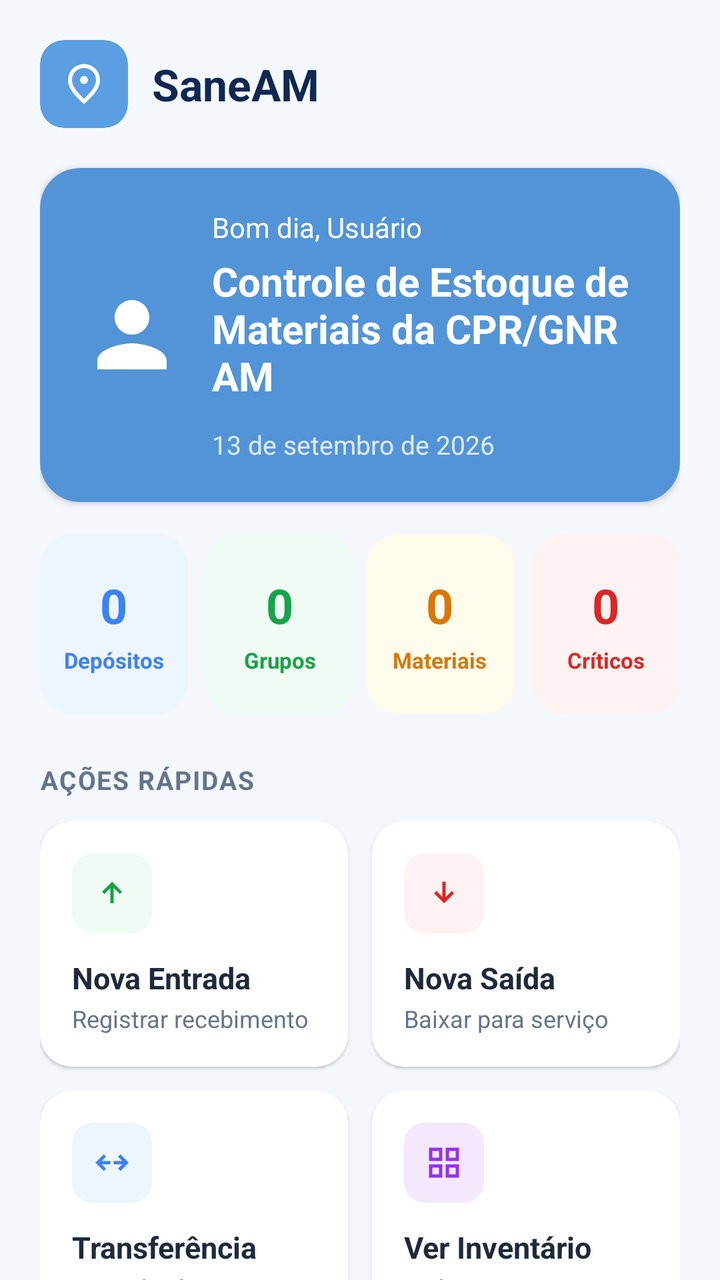
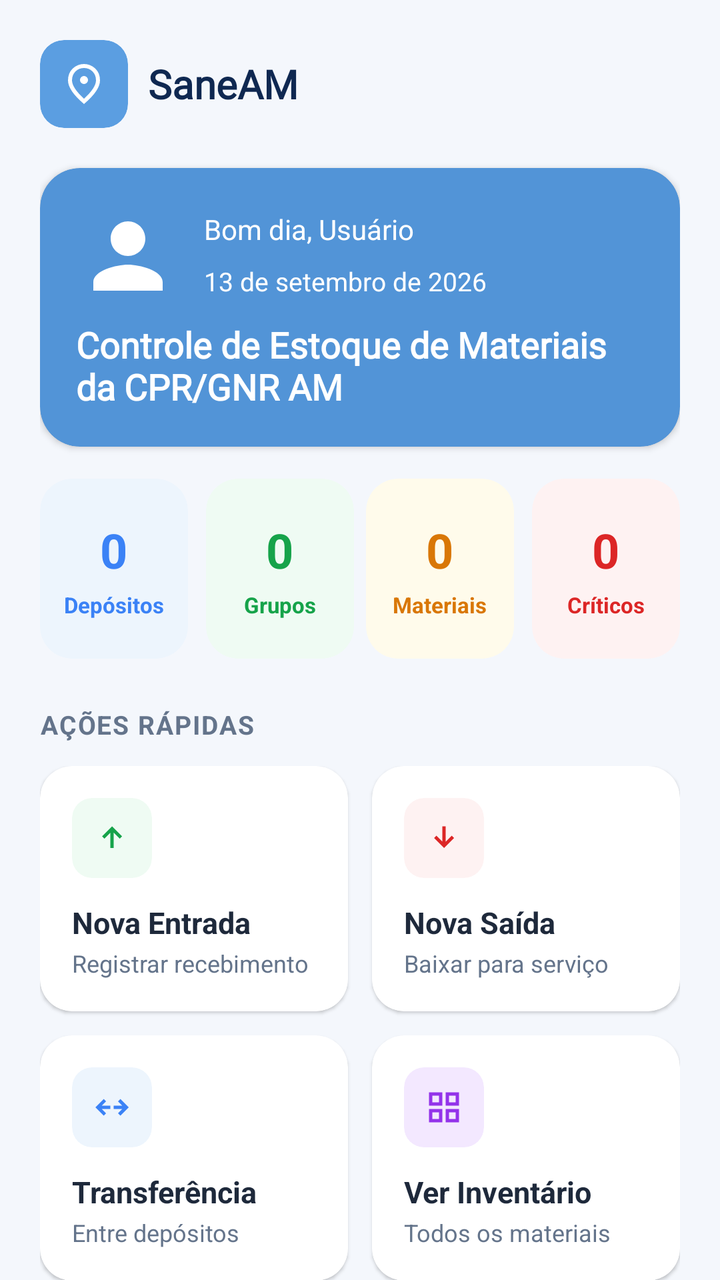

Two renders of the same Android screen: before a commit and after it. Below are the layout's source before the change and the commit's diff.
<!-- AndroidManifest.xml: application theme Theme.SaneAM -->
<!-- res/layout/fragment_dashboard.xml -->
<?xml version="1.0" encoding="utf-8"?>
<androidx.constraintlayout.widget.ConstraintLayout xmlns:android="http://schemas.android.com/apk/res/android"
    xmlns:app="http://schemas.android.com/apk/res-auto"
    android:layout_width="match_parent"
    android:layout_height="match_parent"
    android:background="@color/md_theme_light_background">

    
    <LinearLayout
        android:id="@+id/headerLayout"
        android:layout_width="0dp"
        android:layout_height="wrap_content"
        android:gravity="center_vertical"
        android:orientation="horizontal"
        android:paddingHorizontal="20dp"
        android:paddingTop="20dp"
        android:paddingBottom="12dp"
        app:layout_constraintEnd_toEndOf="parent"
        app:layout_constraintStart_toStartOf="parent"
        app:layout_constraintTop_toTopOf="parent">

        <androidx.cardview.widget.CardView
            android:layout_width="44dp"
            android:layout_height="44dp"
            app:cardBackgroundColor="@color/md_theme_light_primary"
            app:cardCornerRadius="12dp"
            app:cardElevation="0dp">

            <androidx.appcompat.widget.AppCompatImageView
                android:layout_width="24dp"
                android:layout_height="24dp"
                android:layout_gravity="center"
                app:srcCompat="@drawable/ic_location_pin"
                app:tint="@color/md_theme_light_onPrimary" />
        </androidx.cardview.widget.CardView>

        <TextView
            android:layout_width="wrap_content"
            android:layout_height="wrap_content"
            android:layout_marginStart="12dp"
            android:text="@string/app_name"
            android:textColor="@color/md_theme_light_onBackground"
            android:textSize="22sp"
            android:textStyle="bold" />
    </LinearLayout>

    
    <androidx.core.widget.NestedScrollView
        android:layout_width="0dp"
        android:layout_height="0dp"
        android:fillViewport="true"
        app:layout_constraintBottom_toBottomOf="parent"
        app:layout_constraintEnd_toEndOf="parent"
        app:layout_constraintStart_toStartOf="parent"
        app:layout_constraintTop_toBottomOf="@id/headerLayout">

        <LinearLayout
            android:layout_width="match_parent"
            android:layout_height="wrap_content"
            android:orientation="vertical"
            android:paddingHorizontal="20dp"
            android:paddingBottom="24dp">

            <include
                android:id="@+id/cardWelcome"
                layout="@layout/card_welcome" />

            
            <LinearLayout
                android:layout_width="match_parent"
                android:layout_height="wrap_content"
                android:layout_marginTop="16dp"
                android:orientation="horizontal"
                android:weightSum="4">

                
                
                <androidx.cardview.widget.CardView
                    android:id="@+id/cardDepositos"
                    android:layout_width="0dp"
                    android:layout_height="90dp"
                    android:layout_marginEnd="6dp"
                    android:layout_weight="1"
                    app:cardBackgroundColor="@color/badge_blue_bg"
                    app:cardCornerRadius="16dp"
                    app:cardElevation="0dp">

                    <LinearLayout
                        android:layout_width="match_parent"
                        android:layout_height="match_parent"
                        android:gravity="center"
                        android:orientation="vertical">

                        <TextView
                            android:id="@+id/text_depositos_value"
                            android:layout_width="wrap_content"
                            android:layout_height="wrap_content"
                            android:text="@string/zero"
                            android:textColor="@color/badge_blue_text"
                            android:textSize="24sp"
                            android:textStyle="bold" />

                        <TextView
                            android:layout_width="wrap_content"
                            android:layout_height="wrap_content"
                            android:layout_marginTop="4dp"
                            android:text="@string/depositos"
                            android:textColor="@color/badge_blue_text"
                            android:textSize="11sp"
                            android:textStyle="bold" />
                    </LinearLayout>
                </androidx.cardview.widget.CardView>

                
                <androidx.cardview.widget.CardView
                    android:id="@+id/cardGrupos"
                    android:layout_width="0dp"
                    android:layout_height="90dp"
                    android:layout_marginHorizontal="3dp"
                    android:layout_weight="1"
                    app:cardBackgroundColor="@color/badge_green_bg"
                    app:cardCornerRadius="16dp"
                    app:cardElevation="0dp">

                    <LinearLayout
                        android:layout_width="match_parent"
                        android:layout_height="match_parent"
                        android:gravity="center"
                        android:orientation="vertical">

                        <TextView
                            android:id="@+id/text_grupos_value"
                            android:layout_width="wrap_content"
                            android:layout_height="wrap_content"
                            android:text="@string/zero"
                            android:textColor="@color/badge_green_text"
                            android:textSize="24sp"
                            android:textStyle="bold" />

                        <TextView
                            android:layout_width="wrap_content"
                            android:layout_height="wrap_content"
                            android:layout_marginTop="4dp"
                            android:text="@string/grupos"
                            android:textColor="@color/badge_green_text"
                            android:textSize="11sp"
                            android:textStyle="bold" />
                    </LinearLayout>
                </androidx.cardview.widget.CardView>

                
                <androidx.cardview.widget.CardView
                    android:id="@+id/cardMateriais"
                    android:layout_width="0dp"
                    android:layout_height="90dp"
                    android:layout_marginHorizontal="3dp"
                    android:layout_weight="1"
                    app:cardBackgroundColor="@color/badge_amber_bg"
                    app:cardCornerRadius="16dp"
                    app:cardElevation="0dp">

                    <LinearLayout
                        android:layout_width="match_parent"
                        android:layout_height="match_parent"
                        android:gravity="center"
                        android:orientation="vertical">

                        <TextView
                            android:id="@+id/text_materiais_value"
                            android:layout_width="wrap_content"
                            android:layout_height="wrap_content"
                            android:text="@string/zero"
                            android:textColor="@color/badge_amber_text"
                            android:textSize="24sp"
                            android:textStyle="bold" />

                        <TextView
                            android:layout_width="wrap_content"
                            android:layout_height="wrap_content"
                            android:layout_marginTop="4dp"
                            android:text="@string/materiais"
                            android:textColor="@color/badge_amber_text"
                            android:textSize="11sp"
                            android:textStyle="bold" />
                    </LinearLayout>
                </androidx.cardview.widget.CardView>

                
                <androidx.cardview.widget.CardView
                    android:id="@+id/cardCriticos"
                    android:layout_width="0dp"
                    android:layout_height="90dp"
                    android:layout_marginStart="6dp"
                    android:layout_weight="1"
                    app:cardBackgroundColor="@color/badge_red_bg"
                    app:cardCornerRadius="16dp"
                    app:cardElevation="0dp">

                    <LinearLayout
                        android:layout_width="match_parent"
                        android:layout_height="match_parent"
                        android:gravity="center"
                        android:orientation="vertical">

                        <TextView
                            android:id="@+id/text_criticos_value"
                            android:layout_width="wrap_content"
                            android:layout_height="wrap_content"
                            android:text="@string/zero"
                            android:textColor="@color/badge_red_text"
                            android:textSize="24sp"
                            android:textStyle="bold" />

                        <TextView
                            android:layout_width="wrap_content"
                            android:layout_height="wrap_content"
                            android:layout_marginTop="4dp"
                            android:text="@string/criticos"
                            android:textColor="@color/badge_red_text"
                            android:textSize="11sp"
                            android:textStyle="bold" />
                    </LinearLayout>
                </androidx.cardview.widget.CardView>

            </LinearLayout>

            
            <TextView
                android:layout_width="wrap_content"
                android:layout_height="wrap_content"
                android:layout_marginTop="24dp"
                android:letterSpacing="0.05"
                android:text="@string/acoes_rapidas"
                android:textColor="@color/md_theme_light_outline"
                android:textSize="13sp"
                android:textStyle="bold" />

            <GridLayout
                android:layout_width="match_parent"
                android:layout_height="wrap_content"
                android:layout_marginTop="12dp"
                android:columnCount="2"
                android:rowCount="2">

                
                <androidx.cardview.widget.CardView
                    android:id="@+id/cardNovaEntrada"
                    android:layout_width="0dp"
                    android:layout_height="wrap_content"
                    android:layout_columnWeight="1"
                    android:layout_marginEnd="6dp"
                    android:layout_marginBottom="12dp"
                    app:cardBackgroundColor="@color/md_theme_light_surface"
                    app:cardCornerRadius="16dp"
                    app:cardElevation="1dp">

                    <LinearLayout
                        android:layout_width="match_parent"
                        android:layout_height="wrap_content"
                        android:orientation="vertical"
                        android:padding="16dp">

                        <androidx.cardview.widget.CardView
                            android:layout_width="40dp"
                            android:layout_height="40dp"
                            app:cardBackgroundColor="@color/badge_green_bg"
                            app:cardCornerRadius="10dp"
                            app:cardElevation="0dp">

                            <androidx.appcompat.widget.AppCompatImageView
                                android:layout_width="20dp"
                                android:layout_height="20dp"
                                android:layout_gravity="center"
                                app:srcCompat="@drawable/ic_arrow_up"
                                app:tint="@color/badge_green_text" />
                        </androidx.cardview.widget.CardView>

                        <TextView
                            android:layout_width="wrap_content"
                            android:layout_height="wrap_content"
                            android:layout_marginTop="12dp"
                            android:text="@string/nova_entrada"
                            android:textColor="@color/md_theme_light_onSurface"
                            android:textSize="15sp"
                            android:textStyle="bold" />

                        <TextView
                            android:layout_width="wrap_content"
                            android:layout_height="wrap_content"
                            android:layout_marginTop="2dp"
                            android:text="@string/registrar_recebimento"
                            android:textColor="@color/md_theme_light_outline"
                            android:textSize="12sp" />
                    </LinearLayout>
                </androidx.cardview.widget.CardView>

                
                <androidx.cardview.widget.CardView
                    android:id="@+id/cardNovaSaida"
                    android:layout_width="0dp"
                    android:layout_height="wrap_content"
                    android:layout_columnWeight="1"
                    android:layout_marginStart="6dp"
                    android:layout_marginBottom="12dp"
                    app:cardBackgroundColor="@color/md_theme_light_surface"
                    app:cardCornerRadius="16dp"
                    app:cardElevation="1dp">

                    <LinearLayout
                        android:layout_width="match_parent"
                        android:layout_height="wrap_content"
                        android:orientation="vertical"
                        android:padding="16dp">

                        <androidx.cardview.widget.CardView
                            android:layout_width="40dp"
                            android:layout_height="40dp"
                            app:cardBackgroundColor="@color/badge_red_bg"
                            app:cardCornerRadius="10dp"
                            app:cardElevation="0dp">

                            <androidx.appcompat.widget.AppCompatImageView
                                android:layout_width="20dp"
                                android:layout_height="20dp"
                                android:layout_gravity="center"
                                app:srcCompat="@drawable/ic_arrow_down"
                                app:tint="@color/badge_red_text" />
                        </androidx.cardview.widget.CardView>

                        <TextView
                            android:layout_width="wrap_content"
                            android:layout_height="wrap_content"
                            android:layout_marginTop="12dp"
                            android:text="@string/nova_saida"
                            android:textColor="@color/md_theme_light_onSurface"
                            android:textSize="15sp"
                            android:textStyle="bold" />

                        <TextView
                            android:layout_width="wrap_content"
                            android:layout_height="wrap_content"
                            android:layout_marginTop="2dp"
                            android:text="@string/baixar_servico"
                            android:textColor="@color/md_theme_light_outline"
                            android:textSize="12sp" />
                    </LinearLayout>
                </androidx.cardview.widget.CardView>

                
                <androidx.cardview.widget.CardView
                    android:id="@+id/cardTransferencia"
                    android:layout_width="0dp"
                    android:layout_height="wrap_content"
                    android:layout_columnWeight="1"
                    android:layout_marginEnd="6dp"
                    app:cardBackgroundColor="@color/md_theme_light_surface"
                    app:cardCornerRadius="16dp"
                    app:cardElevation="1dp">

                    <LinearLayout
                        android:layout_width="match_parent"
                        android:layout_height="wrap_content"
                        android:orientation="vertical"
                        android:padding="16dp">

                        <androidx.cardview.widget.CardView
                            android:layout_width="40dp"
                            android:layout_height="40dp"
                            app:cardBackgroundColor="@color/badge_blue_bg"
                            app:cardCornerRadius="10dp"
                            app:cardElevation="0dp">

                            <androidx.appcompat.widget.AppCompatImageView
                                android:layout_width="20dp"
                                android:layout_height="20dp"
                                android:layout_gravity="center"
                                app:srcCompat="@drawable/ic_swap_horizontal"
                                app:tint="@color/badge_blue_text" />
                        </androidx.cardview.widget.CardView>

                        <TextView
                            android:layout_width="wrap_content"
                            android:layout_height="wrap_content"
                            android:layout_marginTop="12dp"
                            android:text="@string/transferencia"
                            android:textColor="@color/md_theme_light_onSurface"
                            android:textSize="15sp"
                            android:textStyle="bold" />

                        <TextView
                            android:layout_width="wrap_content"
                            android:layout_height="wrap_content"
                            android:layout_marginTop="2dp"
                            android:text="@string/entre_depositos"
                            android:textColor="@color/md_theme_light_outline"
                            android:textSize="12sp" />
                    </LinearLayout>
                </androidx.cardview.widget.CardView>

                
                <androidx.cardview.widget.CardView
                    android:id="@+id/cardInventario"
                    android:layout_width="0dp"
                    android:layout_height="wrap_content"
                    android:layout_columnWeight="1"
                    android:layout_marginStart="6dp"
                    app:cardBackgroundColor="@color/md_theme_light_surface"
                    app:cardCornerRadius="16dp"
                    app:cardElevation="1dp">

                    <LinearLayout
                        android:layout_width="match_parent"
                        android:layout_height="wrap_content"
                        android:orientation="vertical"
                        android:padding="16dp">

                        <androidx.cardview.widget.CardView
                            android:layout_width="40dp"
                            android:layout_height="40dp"
                            app:cardBackgroundColor="@color/badge_purple_bg"
                            app:cardCornerRadius="10dp"
                            app:cardElevation="0dp">

                            <androidx.appcompat.widget.AppCompatImageView
                                android:layout_width="20dp"
                                android:layout_height="20dp"
                                android:layout_gravity="center"
                                app:srcCompat="@drawable/ic_grid"
                                app:tint="@color/badge_purple_text" />
                        </androidx.cardview.widget.CardView>

                        <TextView
                            android:layout_width="wrap_content"
                            android:layout_height="wrap_content"
                            android:layout_marginTop="12dp"
                            android:text="@string/ver_inventario"
                            android:textColor="@color/md_theme_light_onSurface"
                            android:textSize="15sp"
                            android:textStyle="bold" />

                        <TextView
                            android:layout_width="wrap_content"
                            android:layout_height="wrap_content"
                            android:layout_marginTop="2dp"
                            android:text="@string/todos_materiais"
                            android:textColor="@color/md_theme_light_outline"
                            android:textSize="12sp" />
                    </LinearLayout>
                </androidx.cardview.widget.CardView>

            </GridLayout>

            

            

        </LinearLayout>
    </androidx.core.widget.NestedScrollView>

</androidx.constraintlayout.widget.ConstraintLayout>
<!-- res/layout/card_welcome.xml (included above) -->
<?xml version="1.0" encoding="utf-8"?>
<androidx.cardview.widget.CardView xmlns:android="http://schemas.android.com/apk/res/android"
    xmlns:app="http://schemas.android.com/apk/res-auto"
    android:id="@+id/cardWelcome"
    android:layout_width="match_parent"
    android:layout_height="wrap_content"
    android:layout_marginTop="8dp"
    app:cardBackgroundColor="@color/md_theme_light_primaryContainer"
    app:cardCornerRadius="20dp"
    app:cardElevation="2dp">

    <LinearLayout
        android:layout_width="match_parent"
        android:layout_height="wrap_content"
        android:gravity="center_vertical"
        android:orientation="horizontal"
        android:padding="20dp">

        <androidx.appcompat.widget.AppCompatImageView
            android:id="@+id/imagePerfil"
            android:layout_width="52dp"
            android:layout_height="52dp"
            android:contentDescription="@string/foto_perfil"
            android:scaleType="centerCrop"
            app:srcCompat="@drawable/ic_person" />

        <LinearLayout
            android:layout_width="0dp"
            android:layout_height="wrap_content"
            android:layout_marginStart="14dp"
            android:layout_weight="1"
            android:orientation="vertical">

            <TextView
                android:id="@+id/textSaudacao"
                android:layout_width="wrap_content"
                android:layout_height="wrap_content"
                android:text="@string/bom_dia_usuario"
                android:textColor="@color/md_theme_light_onPrimaryContainer"
                android:textSize="14sp" />

            <TextView
                android:layout_width="wrap_content"
                android:layout_height="wrap_content"
                android:layout_marginTop="4dp"
                android:text="@string/controle_estoque"
                android:textColor="@color/md_theme_light_onPrimaryContainer"
                android:textSize="20sp"
                android:textStyle="bold" />

            <TextView
                android:id="@+id/textDataAtual"
                android:layout_width="wrap_content"
                android:layout_height="wrap_content"
                android:layout_marginTop="12dp"
                android:alpha="0.8"
                android:text="@string/data_exemplo"
                android:textColor="@color/md_theme_light_onPrimaryContainer"
                android:textSize="13sp" />
        </LinearLayout>
    </LinearLayout>
</androidx.cardview.widget.CardView>
<!-- resources referenced by this layout -->
<resources>
  <color name="badge_amber_bg">#FFFBEB</color>
  <color name="badge_amber_text">#D97706</color>
  <color name="badge_blue_bg">#EDF5FD</color>
  <color name="badge_blue_text">#3B82F6</color>
  <color name="badge_green_bg">#EFFBF3</color>
  <color name="badge_green_text">#16A34A</color>
  <color name="badge_purple_bg">#F3E8FF</color>
  <color name="badge_purple_text">#9333EA</color>
  <color name="badge_red_bg">#FEF2F2</color>
  <color name="badge_red_text">#DC2626</color>
  <color name="md_theme_light_background">#F4F7FC</color>
  <color name="md_theme_light_onBackground">#0F2851</color>
  <color name="md_theme_light_onPrimary">#FFFFFF</color>
  <color name="md_theme_light_onPrimaryContainer">#FFFFFF</color>
  <color name="md_theme_light_onSurface">#1E293B</color>
  <color name="md_theme_light_outline">#64748B</color>
  <color name="md_theme_light_primary">#5B9EE1</color>
  <color name="md_theme_light_primaryContainer">#5294D7</color>
  <color name="md_theme_light_surface">#FFFFFF</color>
  <!-- drawable ic_arrow_down (drawable) -->
  <vector xmlns:android="http://schemas.android.com/apk/res/android"
      android:width="24dp"
      android:height="24dp"
      android:viewportWidth="960"
      android:viewportHeight="960">
  
      <path
          android:fillColor="@android:color/white"
          android:pathData="M480,720L240,480L296,424L440,568L440,200L520,200L520,568L664,424L720,480L480,720Z" />
  
  </vector>
  <!-- drawable ic_arrow_up (drawable) -->
  <vector xmlns:android="http://schemas.android.com/apk/res/android"
      android:width="24dp"
      android:height="24dp"
      android:viewportWidth="960"
      android:viewportHeight="960">
  
      <path
          android:fillColor="@android:color/white"
          android:pathData="M440,720L440,352L296,496L240,440L480,200L720,440L664,496L520,352L520,720L440,720Z" />
  
  </vector>
  <!-- drawable ic_grid (drawable) -->
  <vector xmlns:android="http://schemas.android.com/apk/res/android"
      android:width="24dp"
      android:height="24dp"
      android:viewportWidth="24"
      android:viewportHeight="24">
      <path
          android:fillColor="@android:color/white"
          android:pathData="M3,3v8h8V3H3zm6,6H5V5h4v4zm-6,4v8h8v-8H3zm6,6H5v-4h4v4zm4,-16v8h8V3h-8zm6,6h-4V5h4v4zm-6,4v8h8v-8h-8zm6,6h-4v-4h4v4z" />
  </vector>
  <!-- drawable ic_person (drawable) -->
  <vector xmlns:android="http://schemas.android.com/apk/res/android"
      android:width="24dp"
      android:height="24dp"
      android:viewportWidth="24"
      android:viewportHeight="24">
      <path
          android:fillColor="@android:color/white"
          android:pathData="M12,12c2.21,0 4,-1.79 4,-4s-1.79,-4 -4,-4 -4,1.79 -4,4 1.79,4 4,4zM12,14c-2.67,0 -8,1.34 -8,4v2h16v-2c0,-2.66 -5.33,-4 -8,-4z" />
  </vector>
  <string name="acoes_rapidas">AÇÕES RÁPIDAS</string>
  <string name="app_name">SaneAM</string>
  <string name="baixar_servico">Baixar para serviço</string>
  <string name="bom_dia_usuario">Bom dia, Usuário</string>
  <string name="controle_estoque">Controle de Estoque de Materiais da CPR/GNR AM</string>
  <string name="criticos">Críticos</string>
  <string name="data_exemplo">13 de setembro de 2026</string>
  <string name="depositos">Depósitos</string>
  <string name="entre_depositos">Entre depósitos</string>
  <string name="foto_perfil">Foto de perfil do usuário</string>
  <string name="grupos">Grupos</string>
  <string name="materiais">Materiais</string>
  <string name="nova_entrada">Nova Entrada</string>
  <string name="nova_saida">Nova Saída</string>
  <string name="registrar_recebimento">Registrar recebimento</string>
  <string name="todos_materiais">Todos os materiais</string>
  <string name="transferencia">Transferência</string>
  <string name="ver_inventario">Ver Inventário</string>
  <string name="zero">0</string>
  <color name="md_theme_light_surfaceVariant">#F1F5F9</color>
  <!-- unchanged entries left out for length: 3 -->
</resources>

<!-- the commit's change to res/layout/fragment_dashboard.xml (unified diff, before → after) -->
@@ -37,10 +37,11 @@
         <TextView
             android:layout_width="wrap_content"
             android:layout_height="wrap_content"
-            android:layout_marginStart="12dp"
+            android:layout_marginStart="10dp"
+            android:fontFamily="@font/poppins"
             android:text="@string/app_name"
             android:textColor="@color/md_theme_light_onBackground"
-            android:textSize="22sp"
+            android:textSize="20sp"
             android:textStyle="bold" />
     </LinearLayout>
 
@@ -470,12 +471,10 @@
     app:cardCornerRadius="20dp"
     app:cardElevation="2dp">
 
-    <LinearLayout
+    <androidx.constraintlayout.widget.ConstraintLayout
         android:layout_width="match_parent"
         android:layout_height="wrap_content"
-        android:gravity="center_vertical"
-        android:orientation="horizontal"
-        android:padding="20dp">
+        android:padding="18dp">
 
         <androidx.appcompat.widget.AppCompatImageView
             android:id="@+id/imagePerfil"
@@ -483,41 +482,49 @@
             android:layout_height="52dp"
             android:contentDescription="@string/foto_perfil"
             android:scaleType="centerCrop"
+            app:layout_constraintStart_toStartOf="parent"
+            app:layout_constraintTop_toBottomOf="@id/textControleEstoque"
+            app:layout_constraintTop_toTopOf="parent"
             app:srcCompat="@drawable/ic_person" />
 
-        <LinearLayout
-            android:layout_width="0dp"
+        <TextView
+            android:id="@+id/textSaudacao"
+            android:layout_width="wrap_content"
             android:layout_height="wrap_content"
-            android:layout_marginStart="14dp"
-            android:layout_weight="1"
-            android:orientation="vertical">
-
-            <TextView
-                android:id="@+id/textSaudacao"
-                android:layout_width="wrap_content"
-                android:layout_height="wrap_content"
-                android:text="@string/bom_dia_usuario"
-                android:textColor="@color/md_theme_light_onPrimaryContainer"
-                android:textSize="14sp" />
-
-            <TextView
-                android:layout_width="wrap_content"
-                android:layout_height="wrap_content"
-                android:layout_marginTop="4dp"
-                android:text="@string/controle_estoque"
-                android:textColor="@color/md_theme_light_onPrimaryContainer"
-                android:textSize="20sp"
-                android:textStyle="bold" />
-
-            <TextView
-                android:id="@+id/textDataAtual"
-                android:layout_width="wrap_content"
-                android:layout_height="wrap_content"
-                android:layout_marginTop="12dp"
-                android:alpha="0.8"
-                android:text="@string/data_exemplo"
-                android:textColor="@color/md_theme_light_onPrimaryContainer"
-                android:textSize="13sp" />
-        </LinearLayout>
-    </LinearLayout>
+            android:layout_marginStart="12dp"
+            android:layout_marginTop="3dp"
+            android:text="@string/bom_dia_usuario"
+            android:textColor="@color/md_theme_light_onPrimaryContainer"
+            android:textSize="14sp"
+            app:layout_constraintStart_toEndOf="@id/imagePerfil"
+            app:layout_constraintTop_toTopOf="parent" />
+
+        <TextView
+            android:id="@+id/textDataAtual"
+            android:layout_width="wrap_content"
+            android:layout_height="wrap_content"
+            android:layout_marginStart="12dp"
+            android:layout_marginBottom="3dp"
+            android:text="@string/data_exemplo"
+            android:textColor="@color/md_theme_light_onPrimaryContainer"
+            android:textSize="13sp"
+            app:layout_constraintBottom_toTopOf="@id/textControleEstoque"
+            app:layout_constraintStart_toEndOf="@id/imagePerfil"
+            app:layout_constraintTop_toBottomOf="@id/textSaudacao" />
+
+        <TextView
+            android:id="@+id/textControleEstoque"
+            android:layout_width="wrap_content"
+            android:layout_height="wrap_content"
+            android:layout_marginTop="6dp"
+            android:fontFamily="@font/poppins"
+            android:text="@string/controle_estoque"
+            android:textColor="@color/md_theme_light_onPrimaryContainer"
+            android:textSize="18sp"
+            android:textStyle="bold"
+            app:layout_constraintStart_toStartOf="parent"
+            app:layout_constraintTop_toBottomOf="@id/imagePerfil" />
+
+    </androidx.constraintlayout.widget.ConstraintLayout>
+
 </androidx.cardview.widget.CardView>
